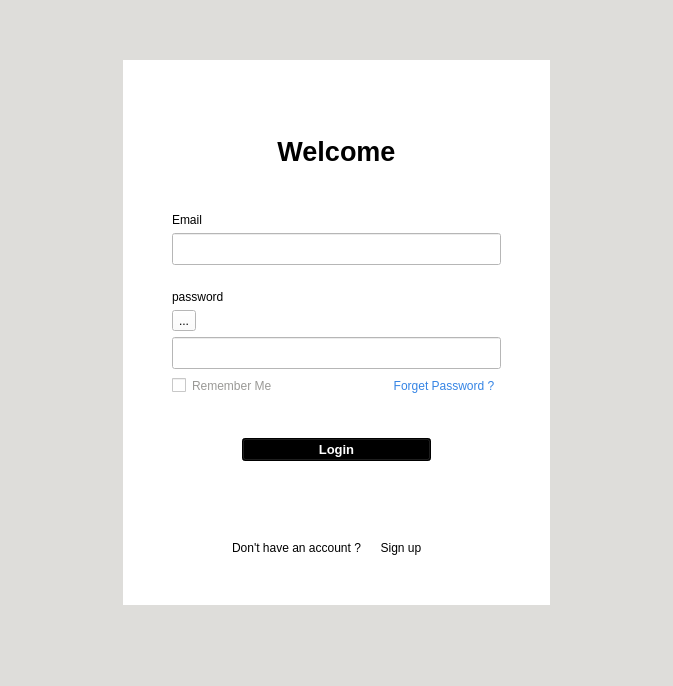
This is School_System/ui/login.ui in KasperJack/School-Management-System as Qt 5 draws it before an edit. The edited form follows.
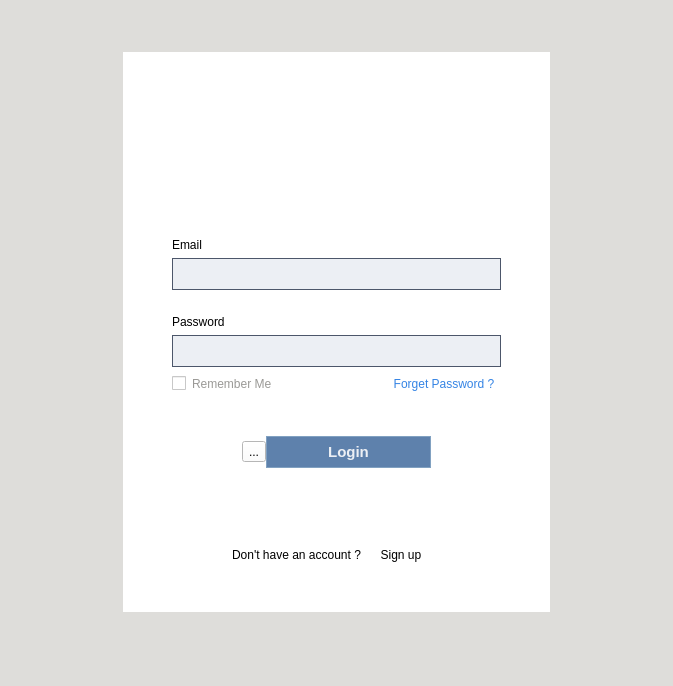
This is the edited form. Icons and pictures are not drawn.

The edit to the form file:
```diff
--- a/School_System/ui/login.ui
+++ b/School_System/ui/login.ui
@@ -21,6 +21,9 @@
    <layout class="QGridLayout" name="gridLayout_2">
     <item row="1" column="1">
      <widget class="QWidget" name="widget" native="true">
+      <property name="enabled">
+       <bool>true</bool>
+      </property>
       <property name="minimumSize">
        <size>
         <width>240</width>
@@ -29,8 +32,8 @@
       </property>
       <property name="styleSheet">
        <string notr="true">color: rgb(0, 0, 0);
-background-color: rgb(255, 255, 255);
 border-bottom-color: qlineargradient(spread:pad, x1:0, y1:0, x2:0, y2:1, stop:0 rgba(0, 0, 0, 255), stop:0.33 rgba(0, 0, 0, 255), stop:0.34 rgba(255, 30, 30, 255), stop:0.66 rgba(255, 0, 0, 255), stop:0.67 rgba(255, 255, 0, 255), stop:1 rgba(255, 255, 0, 255));
+background-color: white;
 </string>
       </property>
       <layout class="QGridLayout" name="gridLayout">
@@ -43,22 +46,37 @@
            </property>
            <item>
             <layout class="QVBoxLayout" name="verticalLayout_4">
+             <property name="spacing">
+              <number>0</number>
+             </property>
              <property name="topMargin">
-              <number>30</number>
+              <number>0</number>
              </property>
              <property name="bottomMargin">
               <number>0</number>
              </property>
              <item>
               <widget class="QLabel" name="label">
+               <property name="minimumSize">
+                <size>
+                 <width>0</width>
+                 <height>100</height>
+                </size>
+               </property>
                <property name="font">
                 <font>
                  <pointsize>20</pointsize>
                  <bold>true</bold>
                 </font>
                </property>
+               <property name="styleSheet">
+                <string notr="true">/* background-color:#2e3440;*/</string>
+               </property>
                <property name="text">
-                <string>Welcome</string>
+                <string/>
+               </property>
+               <property name="pixmap">
+                <pixmap resource="../resources/rec.qrc">:/icons/icons/logosmall2.png</pixmap>
                </property>
                <property name="alignment">
                 <set>Qt::AlignmentFlag::AlignCenter</set>
@@ -98,9 +116,32 @@
                    </property>
                    <property name="font">
                     <font>
-                     <pointsize>15</pointsize>
+                     <pointsize>-1</pointsize>
                     </font>
                    </property>
+                   <property name="styleSheet">
+                    <string notr="true">/* Input Field */
+QLineEdit {
+    background-color: #eceff4; /* Light background */
+    color: #000000; /* Black text */
+    border: 1px solid #4C566A; /* Subtle gray-blue border */
+    border-radius: 0px; /* No rounded corners */
+    padding: 6px; /* Padding inside the field */
+    font-size: 14px; /* Standard font size */
+}
+
+/* Focused Input Field */
+QLineEdit:focus {
+    border: 1px solid #88C0D0; /* Light blue/teal border on focus */
+    background-color: #e1e9f2; /* Slightly lighter background on focus */
+}
+
+/* Placeholder Text */
+QLineEdit::placeholder {
+    color: #4C566A; /* Darker gray for placeholder text */
+}
+</string>
+                   </property>
                   </widget>
                  </item>
                 </layout>
@@ -113,14 +154,7 @@
                  <item>
                   <widget class="QLabel" name="label_3">
                    <property name="text">
-                    <string>password</string>
-                   </property>
-                  </widget>
-                 </item>
-                 <item>
-                  <widget class="QToolButton" name="view_password_button">
-                   <property name="text">
-                    <string>...</string>
+                    <string>Password</string>
                    </property>
                   </widget>
                  </item>
@@ -128,9 +162,32 @@
                   <widget class="QLineEdit" name="password_field">
                    <property name="font">
                     <font>
-                     <pointsize>15</pointsize>
+                     <pointsize>-1</pointsize>
                     </font>
                    </property>
+                   <property name="styleSheet">
+                    <string notr="true">/* Input Field */
+QLineEdit {
+    background-color: #eceff4; /* Light background */
+    color: #000000; /* Black text */
+    border: 1px solid #4C566A; /* Subtle gray-blue border */
+    border-radius: 0px; /* No rounded corners */
+    padding: 6px; /* Padding inside the field */
+    font-size: 14px; /* Standard font size */
+}
+
+/* Focused Input Field */
+QLineEdit:focus {
+    border: 1px solid #88C0D0; /* Light blue/teal border on focus */
+    background-color: #e1e9f2; /* Slightly lighter background on focus */
+}
+
+/* Placeholder Text */
+QLineEdit::placeholder {
+    color: #4C566A; /* Darker gray for placeholder text */
+}
+</string>
+                   </property>
                    <property name="echoMode">
                     <enum>QLineEdit::EchoMode::Password</enum>
                    </property>
@@ -207,6 +264,13 @@
                </property>
               </spacer>
              </item>
+             <item>
+              <widget class="QToolButton" name="view_password_button">
+               <property name="text">
+                <string>...</string>
+               </property>
+              </widget>
+             </item>
              <item>
               <widget class="QPushButton" name="login_button">
                <property name="sizePolicy">
@@ -223,7 +287,8 @@
                </property>
                <property name="font">
                 <font>
-                 <pointsize>10</pointsize>
+                 <family>Segoe UI</family>
+                 <pointsize>-1</pointsize>
                  <bold>true</bold>
                 </font>
                </property>
@@ -231,8 +296,46 @@
                 <cursorShape>PointingHandCursor</cursorShape>
                </property>
                <property name="styleSheet">
-                <string notr="true">background-color: rgb(0, 0, 0);
-color: rgb(255, 255, 255);</string>
+                <string notr="true">QPushButton {
+    background-color: #5E81AC; /* Nord Blue */
+    color: #ECEFF4; /* Light text */
+    border: 1px solid #81A1C1; /* Lighter blue border */
+    border-radius: 0px; /* No roundness */
+    padding: 6px 12px;
+    font-family: &quot;Segoe UI&quot;;
+    font-size: 15px;
+
+}
+
+/* Hover State */
+QPushButton:hover {
+    background-color: #81A1C1; /* Lighter Nord Blue */
+    border: 1px solid #88C0D0; /* Teal highlight */
+}
+
+/* Pressed State */
+QPushButton:pressed {
+    background-color: #4C566A; /* Darker Nord Blue */
+    border: 1px solid #8FBCBB; /* Teal accent */
+}
+
+/* Edit Button Specific Style */
+QPushButton#editButton {
+    background-color: #88C0D0; /* Soft Teal Blue */
+    color: #2E3440; /* Darker text for contrast */
+    border: 1px solid #8FBCBB; /* Teal border */
+}
+
+QPushButton#editButton:hover {
+    background-color: #8FBCBB; /* Slightly lighter teal */
+    border: 1px solid #81A1C1; /* Soft blue highlight */
+}
+
+QPushButton#editButton:pressed {
+    background-color: #5E81AC; /* Dark Nord Blue */
+    border: 1px solid #4C566A; /* Darker border */
+}
+</string>
                </property>
                <property name="text">
                 <string>Login</string>
```
Left out of the diff: 7 changed lines with no effect on the pictures.
